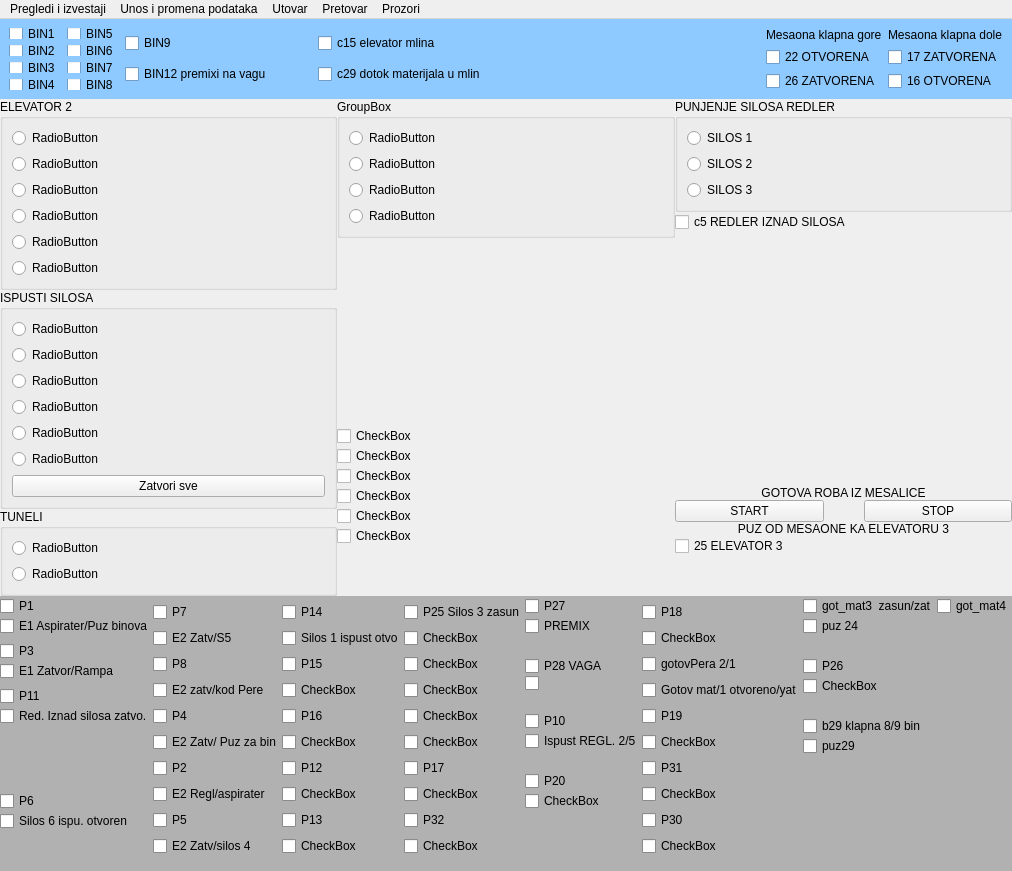
Above: ui/mainwindow1.ui from nikolakn/biovita before the change. Below: the same form after it.
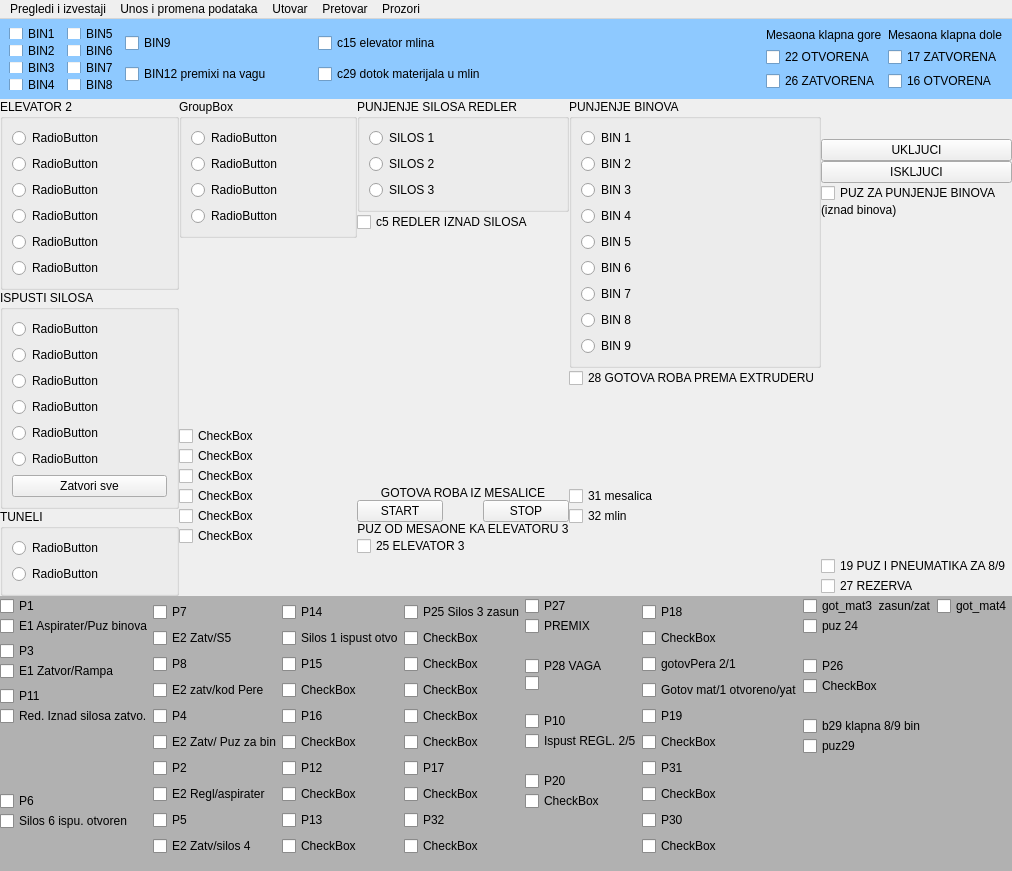
That is the form after the change.

What changed in the file:
```diff
--- a/ui/mainwindow1.ui
+++ b/ui/mainwindow1.ui
@@ -313,6 +313,9 @@
       <property name="sizeConstraint">
        <enum>QLayout::SetMaximumSize</enum>
       </property>
+      <property name="rightMargin">
+       <number>0</number>
+      </property>
       <item>
        <layout class="QVBoxLayout" name="verticalLayout_7">
         <item>
@@ -701,7 +704,209 @@
        </layout>
       </item>
       <item>
-       <layout class="QVBoxLayout" name="verticalLayout_4"/>
+       <layout class="QVBoxLayout" name="verticalLayout_4">
+        <item>
+         <widget class="QGroupBox" name="groupBox_6">
+          <property name="title">
+           <string>PUNJENJE BINOVA</string>
+          </property>
+          <layout class="QVBoxLayout" name="verticalLayout_34">
+           <item>
+            <widget class="QRadioButton" name="radioButton_22">
+             <property name="text">
+              <string>BIN 1</string>
+             </property>
+            </widget>
+           </item>
+           <item>
+            <widget class="QRadioButton" name="radioButton_23">
+             <property name="text">
+              <string>BIN 2</string>
+             </property>
+            </widget>
+           </item>
+           <item>
+            <widget class="QRadioButton" name="radioButton_24">
+             <property name="text">
+              <string>BIN 3</string>
+             </property>
+            </widget>
+           </item>
+           <item>
+            <widget class="QRadioButton" name="radioButton_25">
+             <property name="text">
+              <string>BIN 4</string>
+             </property>
+            </widget>
+           </item>
+           <item>
+            <widget class="QRadioButton" name="radioButton_26">
+             <property name="text">
+              <string>BIN 5</string>
+             </property>
+            </widget>
+           </item>
+           <item>
+            <widget class="QRadioButton" name="radioButton_27">
+             <property name="text">
+              <string>BIN 6</string>
+             </property>
+            </widget>
+           </item>
+           <item>
+            <widget class="QRadioButton" name="radioButton_28">
+             <property name="text">
+              <string>BIN 7</string>
+             </property>
+            </widget>
+           </item>
+           <item>
+            <widget class="QRadioButton" name="radioButton_29">
+             <property name="text">
+              <string>BIN 8</string>
+             </property>
+            </widget>
+           </item>
+           <item>
+            <widget class="QRadioButton" name="radioButton_30">
+             <property name="text">
+              <string>BIN 9</string>
+             </property>
+            </widget>
+           </item>
+          </layout>
+         </widget>
+        </item>
+        <item>
+         <widget class="QCheckBox" name="checkBox_95">
+          <property name="text">
+           <string>28 GOTOVA ROBA PREMA EXTRUDERU</string>
+          </property>
+         </widget>
+        </item>
+        <item>
+         <spacer name="verticalSpacer_19">
+          <property name="orientation">
+           <enum>Qt::Vertical</enum>
+          </property>
+          <property name="sizeHint" stdset="0">
+           <size>
+            <width>20</width>
+            <height>40</height>
+           </size>
+          </property>
+         </spacer>
+        </item>
+        <item>
+         <widget class="QCheckBox" name="checkBox_96">
+          <property name="text">
+           <string>31 mesalica</string>
+          </property>
+         </widget>
+        </item>
+        <item>
+         <widget class="QCheckBox" name="checkBox_97">
+          <property name="text">
+           <string>32 mlin</string>
+          </property>
+         </widget>
+        </item>
+        <item>
+         <spacer name="verticalSpacer_20">
+          <property name="orientation">
+           <enum>Qt::Vertical</enum>
+          </property>
+          <property name="sizeType">
+           <enum>QSizePolicy::Fixed</enum>
+          </property>
+          <property name="sizeHint" stdset="0">
+           <size>
+            <width>20</width>
+            <height>70</height>
+           </size>
+          </property>
+         </spacer>
+        </item>
+       </layout>
+      </item>
+      <item>
+       <layout class="QVBoxLayout" name="verticalLayout_33">
+        <item>
+         <spacer name="verticalSpacer_22">
+          <property name="orientation">
+           <enum>Qt::Vertical</enum>
+          </property>
+          <property name="sizeType">
+           <enum>QSizePolicy::Fixed</enum>
+          </property>
+          <property name="sizeHint" stdset="0">
+           <size>
+            <width>20</width>
+            <height>40</height>
+           </size>
+          </property>
+         </spacer>
+        </item>
+        <item>
+         <widget class="QPushButton" name="pushButton_5">
+          <property name="text">
+           <string>UKLJUCI</string>
+          </property>
+         </widget>
+        </item>
+        <item>
+         <widget class="QPushButton" name="pushButton_4">
+          <property name="text">
+           <string>ISKLJUCI</string>
+          </property>
+         </widget>
+        </item>
+        <item>
+         <layout class="QVBoxLayout" name="verticalLayout_35">
+          <item>
+           <widget class="QCheckBox" name="checkBox_98">
+            <property name="text">
+             <string>PUZ ZA PUNJENJE BINOVA</string>
+            </property>
+           </widget>
+          </item>
+          <item>
+           <widget class="QLabel" name="label_5">
+            <property name="text">
+             <string>(iznad binova)</string>
+            </property>
+           </widget>
+          </item>
+          <item>
+           <spacer name="verticalSpacer_21">
+            <property name="orientation">
+             <enum>Qt::Vertical</enum>
+            </property>
+            <property name="sizeHint" stdset="0">
+             <size>
+              <width>20</width>
+              <height>40</height>
+             </size>
+            </property>
+           </spacer>
+          </item>
+          <item>
+           <widget class="QCheckBox" name="checkBox_99">
+            <property name="text">
+             <string>19 PUZ I PNEUMATIKA ZA 8/9</string>
+            </property>
+           </widget>
+          </item>
+          <item>
+           <widget class="QCheckBox" name="checkBox_100">
+            <property name="text">
+             <string>27 REZERVA</string>
+            </property>
+           </widget>
+          </item>
+         </layout>
+        </item>
+       </layout>
       </item>
      </layout>
     </item>
```
